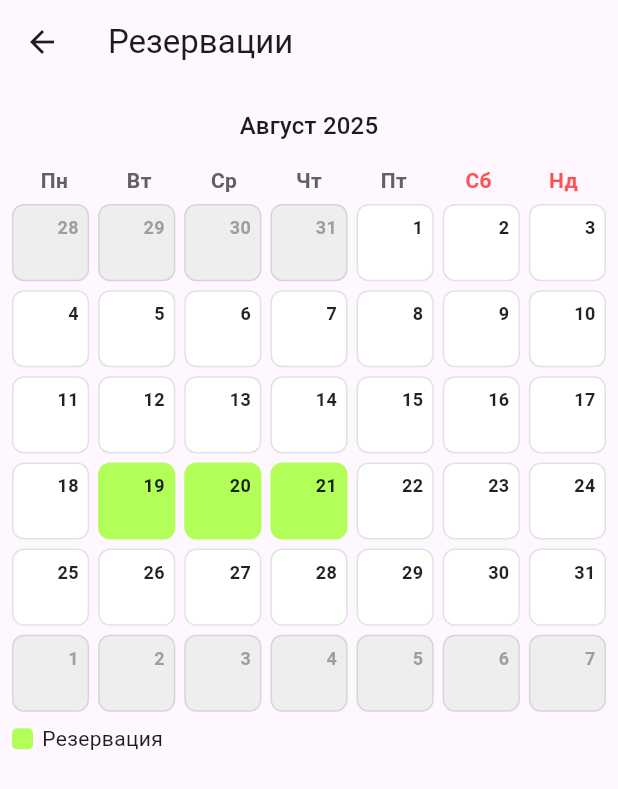
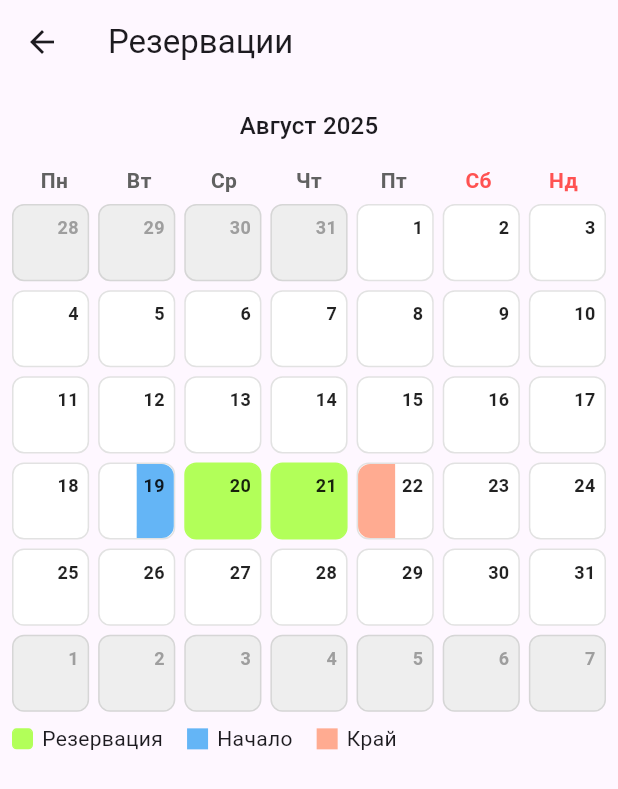
Before and after one commit to iblazhev/guesthouse.backoffice, a Flutter app: the ReservationsScreen screen opened directly, on a phone screen of 412 x 824 dp. Shown: the top 789 px of the screen. Run offline on Flutter 3.47's test engine with Material 3 defaults, Android fonts, the phone set to English and light mode, and no system bars.

Commit message:
update the calendar

```diff
--- a/guesthouse_flutter/lib/widgets/monthly_calendar.dart
+++ b/guesthouse_flutter/lib/widgets/monthly_calendar.dart
@@ -5,6 +5,8 @@ class MonthlyCalendar extends StatelessWidget {
   final int month; // 1-12
   final List<DateTimeRange> reservations;
   final Color reservationColor;
+  final Color startColor; // color for start day half
+  final Color endColor; // color for end day half
   final EdgeInsetsGeometry padding;
   final bool showHeader;
   final bool showWeekdayHeaders;
@@ -15,6 +17,8 @@ class MonthlyCalendar extends StatelessWidget {
     required this.month,
     this.reservations = const [],
     this.reservationColor = const Color(0xFF90CAF9),
+    this.startColor = const Color(0xFF64B5F6),
+    this.endColor = const Color(0xFFFFAB91),
     this.padding = const EdgeInsets.all(8),
     this.showHeader = true,
     this.showWeekdayHeaders = true,
@@ -29,6 +33,8 @@ class MonthlyCalendar extends StatelessWidget {
 
     // Make a set of reserved dates (normalized to date-only), end treated as exclusive
     final reservedDays = <DateTime>{};
+    final startDays = <DateTime>{};
+    final endDays = <DateTime>{};
     for (final range in reservations) {
       var d = _dateOnly(range.start);
       final endExcl = _dateOnly(range.end);
@@ -36,6 +42,8 @@ class MonthlyCalendar extends StatelessWidget {
         reservedDays.add(d);
         d = d.add(const Duration(days: 1));
       }
+      startDays.add(_dateOnly(range.start));
+      endDays.add(_dateOnly(range.end));
     }
 
     // Start on Monday of the first week containing the 1st
@@ -93,25 +101,82 @@ class MonthlyCalendar extends StatelessWidget {
             ),
             itemBuilder: (context, index) {
               final date = startDate.add(Duration(days: index));
+              final dayOnly = _dateOnly(date);
               final inMonth = date.month == month && date.isAfter(firstDayOfMonth.subtract(const Duration(days: 1))) && date.isBefore(lastDayOfMonth.add(const Duration(days: 1)));
-              final isReserved = reservedDays.contains(_dateOnly(date));
 
-              final bgColor = isReserved
-                  ? reservationColor
-                  : (inMonth ? Colors.white : Colors.grey[200]);
+              final isStart = startDays.contains(dayOnly);
+              final isEnd = endDays.contains(dayOnly);
+              final isMiddle = reservedDays.contains(dayOnly) && !isStart && !isEnd;
 
-              final borderColor = isReserved
+              Color? baseBg;
+              if (isMiddle) {
+                baseBg = reservationColor;
+              } else {
+                baseBg = inMonth ? Colors.white : Colors.grey[200];
+              }
+
+              final borderColor = (isMiddle)
                   ? reservationColor
                   : Colors.grey.withOpacity(0.3);
 
-              return Container
-                (
+              return Container(
                 decoration: BoxDecoration(
-                  color: bgColor,
+                  color: baseBg,
                   borderRadius: BorderRadius.circular(8),
                   border: Border.all(color: borderColor),
                 ),
-                child: Align(
+                child: Stack(
+                  children: [
+                    if (isStart && isEnd)
+                      // Single-day range: left half endColor, right half startColor
+                      Row(
+                        children: [
+                          Expanded(child: Container(decoration: BoxDecoration(color: endColor, borderRadius: const BorderRadius.only(topLeft: Radius.circular(8), bottomLeft: Radius.circular(8))))),
+                          Expanded(child: Container(decoration: BoxDecoration(color: startColor, borderRadius: const BorderRadius.only(topRight: Radius.circular(8), bottomRight: Radius.circular(8))))),
+                        ],
+                      )
+                    else ...[
+                      if (isEnd)
+                        Align(
+                          alignment: Alignment.centerLeft,
+                          child: FractionallySizedBox(
+                            widthFactor: 0.5,
+                            heightFactor: 1,
+                            child: Container(
+                              decoration: const BoxDecoration(
+                                color: null,
+                              ),
+                              child: Container(
+                                decoration: BoxDecoration(
+                                  color: endColor,
+                                  borderRadius: const BorderRadius.only(
+                                    topLeft: Radius.circular(8),
+                                    bottomLeft: Radius.circular(8),
+                                  ),
+                                ),
+                              ),
+                            ),
+                          ),
+                        ),
+                      if (isStart)
+                        Align(
+                          alignment: Alignment.centerRight,
+                          child: FractionallySizedBox(
+                            widthFactor: 0.5,
+                            heightFactor: 1,
+                            child: Container(
+                              decoration: BoxDecoration(
+                                color: startColor,
+                                borderRadius: const BorderRadius.only(
+                                  topRight: Radius.circular(8),
+                                  bottomRight: Radius.circular(8),
+                                ),
+                              ),
+                            ),
+                          ),
+                        ),
+                    ],
+                    Align(
                       alignment: Alignment.topRight,
                       child: Padding(
                         padding: const EdgeInsets.all(6.0),
@@ -124,6 +189,8 @@ class MonthlyCalendar extends StatelessWidget {
                           ),
                         ),
                       ),
+                    ),
+                  ],
                 ),
               );
             },
@@ -144,6 +211,14 @@ class MonthlyCalendar extends StatelessWidget {
                 ),
                 const SizedBox(width: 6),
                 const Text('Резервация'),
+                const SizedBox(width: 16),
+                Container(width: 14, height: 14, color: startColor),
+                const SizedBox(width: 6),
+                const Text('Начало'),
+                const SizedBox(width: 16),
+                Container(width: 14, height: 14, color: endColor),
+                const SizedBox(width: 6),
+                const Text('Край'),
               ],
             ),
           )
```
Lines whose indentation alone changed are shown as unchanged.
